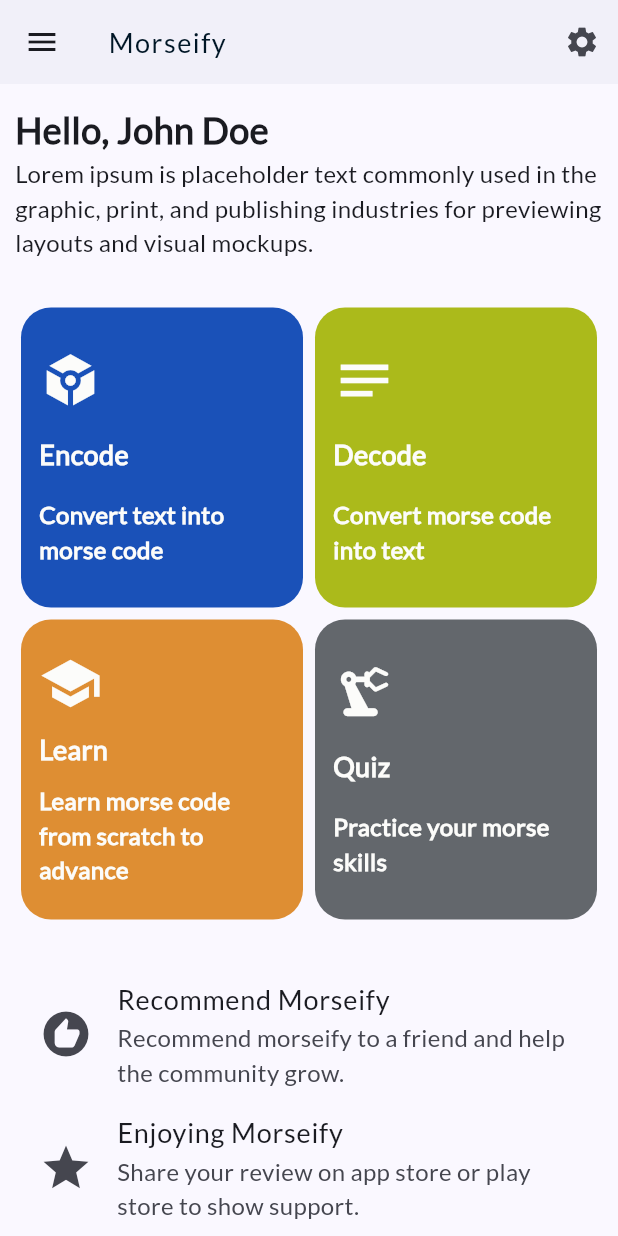
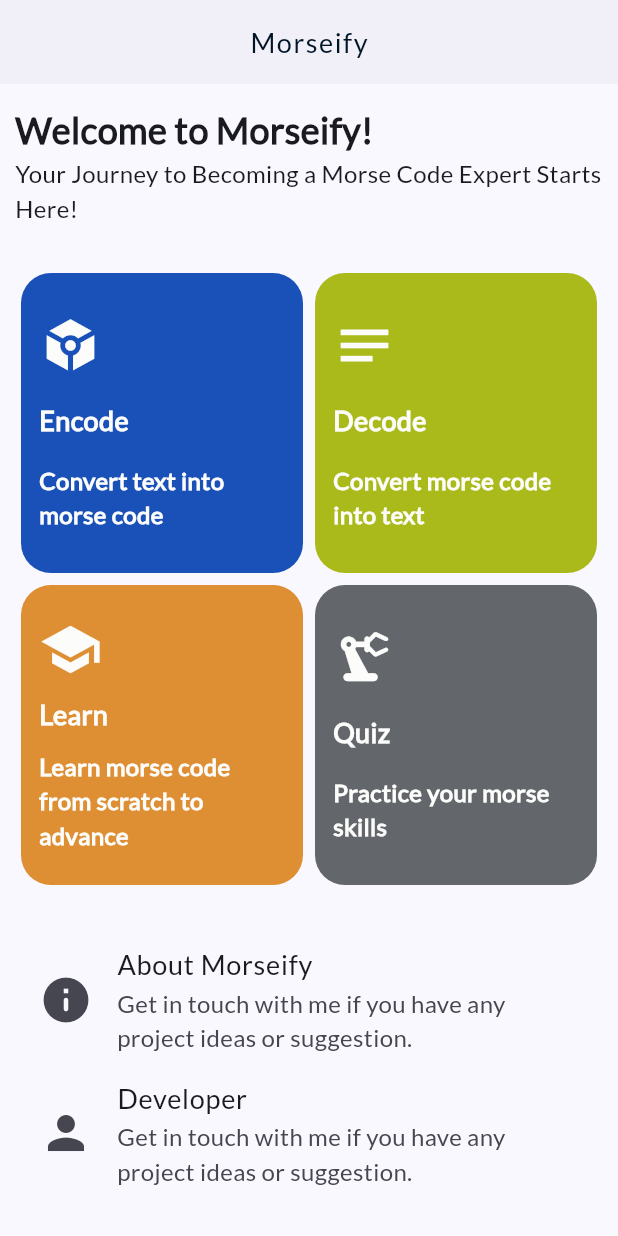
Before and after one commit to digvijay-tech/Morseify, a Flutter app: the screen it shows after launch, on a phone screen of 412 x 824 dp. Run offline on Flutter 3.47's test engine with Material 3 defaults, Android fonts, the phone set to English and light mode, and no system bars; our stand-ins replace animated_splash_screen, animated_text_kit, audioplayers.

Commit message:
overflow errors resolved..

```diff
--- a/morseify_app/lib/app.dart
+++ b/morseify_app/lib/app.dart
@@ -5,7 +5,6 @@
 // views
 import 'package:morseify_app/views/splashscreen.dart';
 import 'package:morseify_app/views/home.dart';
-import 'package:morseify_app/views/settings.dart';
 import 'package:morseify_app/views/quiz/quiz.dart';
 import 'package:morseify_app/views/quiz/quizAttempt.dart';
 import 'package:morseify_app/views/encode.dart';
@@ -37,7 +36,6 @@
         '/learn/listen': (context) => const PracticeListening(),
         '/quiz': (context) => const Quiz(),
         '/quiz/attempt': (context) => const QuizAttempt(),
-        '/settings': (context) => const Settings(),
       },
     );
   }
--- a/morseify_app/lib/views/home.dart
+++ b/morseify_app/lib/views/home.dart
@@ -1,5 +1,4 @@
 import 'package:flutter/material.dart';
-import 'package:morseify_app/widgets/home/customDrawer.dart';
 import 'package:morseify_app/widgets/home/greetings.dart';
 import 'package:morseify_app/widgets/home/options.dart';
 import 'package:morseify_app/widgets/home/recommend.dart';
@@ -12,27 +11,10 @@
     return PopScope(
       canPop: false,
       child: Scaffold(
-        drawerEnableOpenDragGesture: false,
-        drawer: const CustomDrawer(),
         appBar: AppBar(
+          centerTitle: true,
           automaticallyImplyLeading: false,
-          leading: Builder(
-            builder: (context) => IconButton(
-              onPressed: () {
-                Scaffold.of(context).openDrawer();
-              },
-              icon: const Icon(Icons.menu),
-            ),
-          ),
           title: const Text("Morseify"),
-          actions: [
-            IconButton(
-              onPressed: () {
-                Navigator.pushNamed(context, "/settings");
-              },
-              icon: const Icon(Icons.settings),
-            ),
-          ],
         ),
         body: SafeArea(
           child: ListView(
--- a/morseify_app/lib/views/splashscreen.dart
+++ b/morseify_app/lib/views/splashscreen.dart
@@ -30,6 +30,7 @@
               color: baseLightColor,
               fontSize: heading,
             ),
+            child: Expanded(
               child: AnimatedTextKit(
                 animatedTexts: [
                   TypewriterAnimatedText(
@@ -39,6 +40,7 @@
                 ],
               ),
             ),
+          ),
         ],
       ),
       nextScreen: const Home(),
--- a/morseify_app/lib/widgets/home/greetings.dart
+++ b/morseify_app/lib/widgets/home/greetings.dart
@@ -16,14 +16,14 @@
         crossAxisAlignment: CrossAxisAlignment.start,
         children: [
           Text(
-            "Hello, John Doe",
+            "Welcome to Morseify!",
             style: TextStyle(
               fontSize: heading,
               fontWeight: FontWeight.bold,
             ),
           ),
           Text(
-            "Lorem ipsum is placeholder text commonly used in the graphic, print, and publishing industries for previewing layouts and visual mockups.",
+            "Your Journey to Becoming a Morse Code Expert Starts Here!",
             style: TextStyle(
               fontSize: body,
             ),
--- a/morseify_app/lib/widgets/home/recommend.dart
+++ b/morseify_app/lib/widgets/home/recommend.dart
@@ -15,41 +15,20 @@
         children: [
           ListTile(
             onTap: () {
-              print("Run share link function..");
+              print("Open developer portfolio website..");
             },
             leading: const Icon(
-              Icons.recommend,
+              Icons.info_rounded,
               size: 36.0,
             ),
             title: const Text(
-              "Recommend Morseify",
+              "About Morseify",
               style: TextStyle(
                 fontSize: subheading,
               ),
             ),
             subtitle: const Text(
-              "Recommend morseify to a friend and help the community grow.",
-              style: TextStyle(
-                fontSize: body,
-              ),
-            ),
-          ),
-          ListTile(
-            onTap: () {
-              print("Run share feed back function..");
-            },
-            leading: const Icon(
-              Icons.star_purple500_sharp,
-              size: 36.0,
-            ),
-            title: const Text(
-              "Enjoying Morseify",
-              style: TextStyle(
-                fontSize: subheading,
-              ),
-            ),
-            subtitle: const Text(
-              "Share your review on app store or play store to show support.",
+              "Get in touch with me if you have any project ideas or suggestion.",
               style: TextStyle(
                 fontSize: body,
               ),
--- a/morseify_app/lib/widgets/quiz/questionDisplay.dart
+++ b/morseify_app/lib/widgets/quiz/questionDisplay.dart
@@ -46,8 +46,7 @@
             ],
           ),
           // actual question box (place where question or play button will appear)
-          Expanded(
-            child: Container(
+          Container(
             margin: const EdgeInsets.only(top: 10.0),
             padding: const EdgeInsets.all(10.0),
             decoration: BoxDecoration(
@@ -68,7 +67,6 @@
                         ),
                         IconButton(
                           onPressed: () {
-                              print("Play morse code..");
                             print(questionText);
                             playMorse(questionText);
                           },
@@ -86,7 +84,7 @@
                     ),
             ),
           ),
-          ),
+
           const Divider(),
         ],
       ),
```
Also changed, not shown: morseify_app/lib/views/settings.dart (deleted, +0 -15 lines), morseify_app/lib/widgets/quiz/quizControls.dart (+6 -18 lines). Lines whose indentation alone changed are shown as unchanged.
